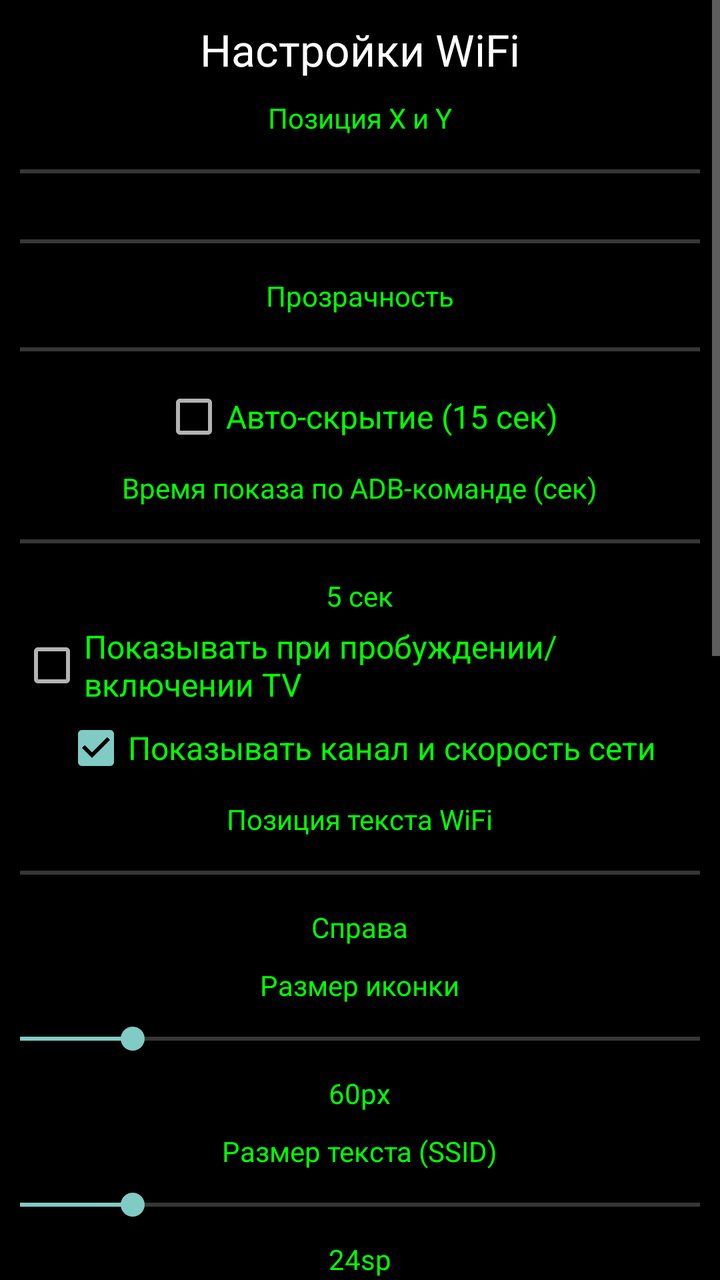
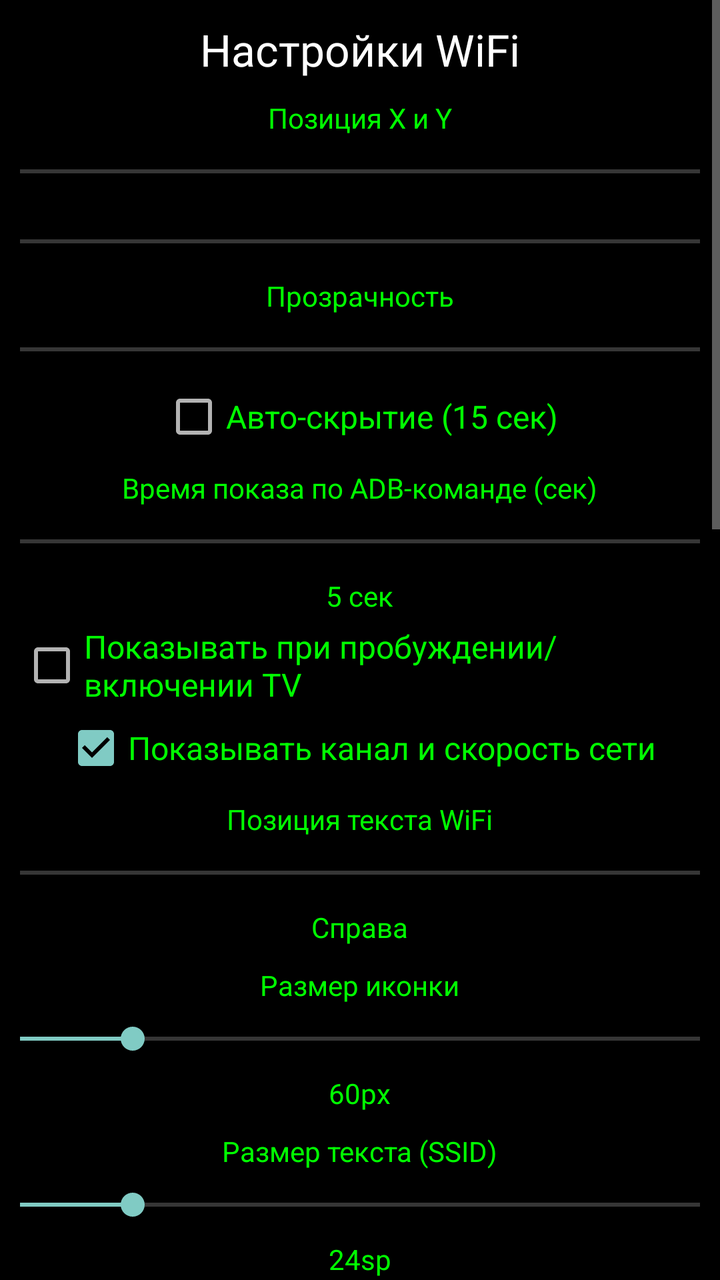

Compare the two renders of this Android layout. The source of the first and the diff that turns it into the second are given below.
<!-- AndroidManifest.xml: application theme AppTheme -->
<!-- res/layout/activity_main.xml -->
<?xml version="1.0" encoding="utf-8"?>
<ScrollView xmlns:android="http://schemas.android.com/apk/res/android"
    android:layout_width="match_parent"
    android:layout_height="match_parent"
    android:background="#cc000000">

    <LinearLayout
        android:layout_width="match_parent"
        android:layout_height="wrap_content"
        android:orientation="vertical"
        android:padding="10dp"
        android:gravity="center">

        <TextView
            android:layout_width="wrap_content"
            android:layout_height="wrap_content"
            android:text="Настройки WiFi"
            android:textSize="22sp"
            android:textColor="#ffffffff"
            android:layout_marginBottom="10dp" />

        <TextView
            android:layout_width="wrap_content"
            android:layout_height="wrap_content"
            android:text="Позиция X и Y"
            android:textColor="#ff00ff00" />

        <SeekBar
            android:id="@+id/sbX"
            android:layout_width="600dp"
            android:layout_height="35dp"
            android:max="100" />

        <SeekBar
            android:id="@+id/sbY"
            android:layout_width="600dp"
            android:layout_height="35dp"
            android:max="100" />

        <TextView
            android:layout_width="wrap_content"
            android:layout_height="wrap_content"
            android:text="Прозрачность"
            android:textColor="#ff00ff00" />

        <SeekBar
            android:id="@+id/sbAlpha"
            android:layout_width="600dp"
            android:layout_height="35dp"
            android:max="255" />

        <CheckBox
            android:id="@+id/cbAutoHide"
            android:layout_width="wrap_content"
            android:layout_height="wrap_content"
            android:text="Авто-скрытие (15 сек)"
            android:textSize="16sp"
            android:textColor="#ff00ff00" />

        <TextView
            android:layout_width="wrap_content"
            android:layout_height="wrap_content"
            android:text="Время показа по ADB-команде (сек)"
            android:textColor="#ff00ff00"
            android:layout_marginTop="10dp" />

        <SeekBar
            android:id="@+id/sbShowDuration"
            android:layout_width="600dp"
            android:layout_height="35dp"
            android:max="60"
            android:progress="5" />

        <TextView
            android:id="@+id/tvShowDurationLabel"
            android:layout_width="wrap_content"
            android:layout_height="wrap_content"
            android:text="5 сек"
            android:textColor="#ff00ff00" />

        <CheckBox
            android:id="@+id/cbShowOnWake"
            android:layout_width="wrap_content"
            android:layout_height="wrap_content"
            android:text="Показывать при пробуждении/включении TV"
            android:textSize="16sp"
            android:textColor="#ff00ff00"
            android:layout_marginTop="5dp" />

        <CheckBox
            android:id="@+id/cbShowChannelSpeed"
            android:layout_width="wrap_content"
            android:layout_height="wrap_content"
            android:text="Показывать канал и скорость сети"
            android:textSize="16sp"
            android:textColor="#ff00ff00"
            android:checked="true"
            android:layout_marginTop="5dp" />

        <TextView
            android:layout_width="wrap_content"
            android:layout_height="wrap_content"
            android:text="Позиция текста WiFi"
            android:textColor="#ff00ff00"
            android:layout_marginTop="10dp" />

        <SeekBar
            android:id="@+id/sbTextPosition"
            android:layout_width="600dp"
            android:layout_height="35dp"
            android:max="1" />

        <TextView
            android:id="@+id/tvTextPositionLabel"
            android:layout_width="wrap_content"
            android:layout_height="wrap_content"
            android:text="Справа"
            android:textColor="#ff00ff00" />

        <TextView
            android:layout_width="wrap_content"
            android:layout_height="wrap_content"
            android:text="Размер иконки"
            android:textColor="#ff00ff00"
            android:layout_marginTop="10dp" />

        <SeekBar
            android:id="@+id/sbIconSize"
            android:layout_width="600dp"
            android:layout_height="35dp"
            android:max="200"
            android:progress="60" />

        <TextView
            android:id="@+id/tvIconSizeLabel"
            android:layout_width="wrap_content"
            android:layout_height="wrap_content"
            android:text="60px"
            android:textColor="#ff00ff00" />

        <TextView
            android:layout_width="wrap_content"
            android:layout_height="wrap_content"
            android:text="Размер текста (SSID)"
            android:textColor="#ff00ff00"
            android:layout_marginTop="10dp" />

        <SeekBar
            android:id="@+id/sbFontSize"
            android:layout_width="600dp"
            android:layout_height="35dp"
            android:max="80"
            android:progress="24" />

        <TextView
            android:id="@+id/tvFontSizeLabel"
            android:layout_width="wrap_content"
            android:layout_height="wrap_content"
            android:text="24sp"
            android:textColor="#ff00ff00" />

        <TextView
            android:layout_width="wrap_content"
            android:layout_height="wrap_content"
            android:text="Прозрачность фона текста (серый)"
            android:textColor="#ff00ff00"
            android:layout_marginTop="10dp" />

        <SeekBar
            android:id="@+id/sbTextBgAlpha"
            android:layout_width="600dp"
            android:layout_height="35dp"
            android:max="255"
            android:progress="120" />

        <TextView
            android:id="@+id/tvTextBgAlphaLabel"
            android:layout_width="wrap_content"
            android:layout_height="wrap_content"
            android:text="120"
            android:textColor="#ff00ff00" />

        <TextView
            android:layout_width="wrap_content"
            android:layout_height="wrap_content"
            android:text="Фон индикатора: прозрачность"
            android:textColor="#ff00ff00"
            android:layout_marginTop="10dp" />

        <SeekBar
            android:id="@+id/sbBgAlpha"
            android:layout_width="600dp"
            android:layout_height="35dp"
            android:max="255"
            android:progress="90" />

        <TextView
            android:id="@+id/tvBgAlphaLabel"
            android:layout_width="wrap_content"
            android:layout_height="wrap_content"
            android:text="90"
            android:textColor="#ff00ff00" />

        <TextView
            android:layout_width="wrap_content"
            android:layout_height="wrap_content"
            android:text="Фон индикатора: красный"
            android:textColor="#ff00ff00"
            android:layout_marginTop="10dp" />

        <SeekBar
            android:id="@+id/sbBgR"
            android:layout_width="600dp"
            android:layout_height="35dp"
            android:max="255"
            android:progress="0" />

        <TextView
            android:id="@+id/tvBgRLabel"
            android:layout_width="wrap_content"
            android:layout_height="wrap_content"
            android:text="0"
            android:textColor="#ff00ff00" />

        <TextView
            android:layout_width="wrap_content"
            android:layout_height="wrap_content"
            android:text="Фон индикатора: зелёный"
            android:textColor="#ff00ff00"
            android:layout_marginTop="10dp" />

        <SeekBar
            android:id="@+id/sbBgG"
            android:layout_width="600dp"
            android:layout_height="35dp"
            android:max="255"
            android:progress="0" />

        <TextView
            android:id="@+id/tvBgGLabel"
            android:layout_width="wrap_content"
            android:layout_height="wrap_content"
            android:text="0"
            android:textColor="#ff00ff00" />

        <TextView
            android:layout_width="wrap_content"
            android:layout_height="wrap_content"
            android:text="Фон индикатора: синий"
            android:textColor="#ff00ff00"
            android:layout_marginTop="10dp" />

        <SeekBar
            android:id="@+id/sbBgB"
            android:layout_width="600dp"
            android:layout_height="35dp"
            android:max="255"
            android:progress="0" />

        <TextView
            android:id="@+id/tvBgBLabel"
            android:layout_width="wrap_content"
            android:layout_height="wrap_content"
            android:text="0"
            android:textColor="#ff00ff00" />

        <TextView
            android:id="@+id/tvBgColorPreview"
            android:layout_width="600dp"
            android:layout_height="30dp"
            android:gravity="center"
            android:text="Цвет фона"
            android:textColor="#ffffffff" />

        <Button
            android:id="@+id/btnRootGrant"
            android:layout_width="wrap_content"
            android:layout_height="wrap_content"
            android:layout_marginTop="15dp"
            android:text="Выдать все разрешения через root" />

        <TextView
            android:id="@+id/tvPermissionsStatus"
            android:layout_width="wrap_content"
            android:layout_height="wrap_content"
            android:text=""
            android:textSize="14sp"
            android:textColor="#ffaaaaaa"
            android:layout_marginTop="15dp" />

        <LinearLayout
            android:layout_width="wrap_content"
            android:layout_height="wrap_content"
            android:orientation="horizontal"
            android:layout_marginTop="10dp">

            <Button
                android:id="@+id/btnMinimize"
                android:layout_width="200dp"
                android:layout_height="wrap_content"
                android:text="СВЕРНУТЬ"
                android:backgroundTint="#ff444444"
                android:layout_marginEnd="10dp" />

            <Button
                android:id="@+id/btnClose"
                android:layout_width="200dp"
                android:layout_height="wrap_content"
                android:text="ЗАКРЫТЬ"
                android:backgroundTint="#ff662222" />

        </LinearLayout>

    </LinearLayout>

</ScrollView>
<!-- resources referenced by this layout -->
<resources>
  <style name="AppTheme" parent="Theme.AppCompat.NoActionBar">
          <item name="android:windowBackground">@android:color/black</item>
          <item name="android:colorBackground">@android:color/black</item>
          <item name="android:textColorPrimary">@android:color/white</item>
      </style>
</resources>

<!-- the commit's change to res/layout/activity_main.xml (unified diff, before → after) -->
@@ -271,6 +271,77 @@
             android:gravity="center"
             android:text="Цвет фона"
             android:textColor="#ffffffff" />
+
+        <CheckBox
+            android:id="@+id/cbFgApps"
+            android:layout_width="wrap_content"
+            android:layout_height="wrap_content"
+            android:text="Показать статус в приложениях"
+            android:textSize="16sp"
+            android:textColor="#ff00ff00"
+            android:layout_marginTop="15dp" />
+
+        <Button
+            android:id="@+id/btnPickApps"
+            android:layout_width="wrap_content"
+            android:layout_height="wrap_content"
+            android:text="Выбрать приложения…" />
+
+        <TextView
+            android:id="@+id/tvFgAppsLabel"
+            android:layout_width="600dp"
+            android:layout_height="wrap_content"
+            android:text=""
+            android:textColor="#ffaaaaaa" />
+
+        <TextView
+            android:layout_width="wrap_content"
+            android:layout_height="wrap_content"
+            android:text="Время показа в приложениях"
+            android:textColor="#ff00ff00"
+            android:layout_marginTop="5dp" />
+
+        <SeekBar
+            android:id="@+id/sbFgShow"
+            android:layout_width="600dp"
+            android:layout_height="35dp"
+            android:max="60"
+            android:progress="5" />
+
+        <TextView
+            android:id="@+id/tvFgShowLabel"
+            android:layout_width="wrap_content"
+            android:layout_height="wrap_content"
+            android:text="5 сек"
+            android:textColor="#ff00ff00" />
+
+        <CheckBox
+            android:id="@+id/cbLog"
+            android:layout_width="wrap_content"
+            android:layout_height="wrap_content"
+            android:text="Писать лог в файл"
+            android:textSize="16sp"
+            android:textColor="#ff00ff00"
+            android:layout_marginTop="15dp" />
+
+        <EditText
+            android:id="@+id/etLogPath"
+            android:layout_width="600dp"
+            android:layout_height="wrap_content"
+            android:hint="/sdcard/wifi_status.log"
+            android:inputType="textUri"
+            android:imeOptions="actionDone"
+            android:singleLine="true"
+            android:textColor="#ffffffff"
+            android:textColorHint="#ff888888" />
+
+        <TextView
+            android:id="@+id/tvLogStatus"
+            android:layout_width="600dp"
+            android:layout_height="wrap_content"
+            android:text=""
+            android:textSize="13sp"
+            android:textColor="#ffaaaaaa" />
 
         <Button
             android:id="@+id/btnRootGrant"
